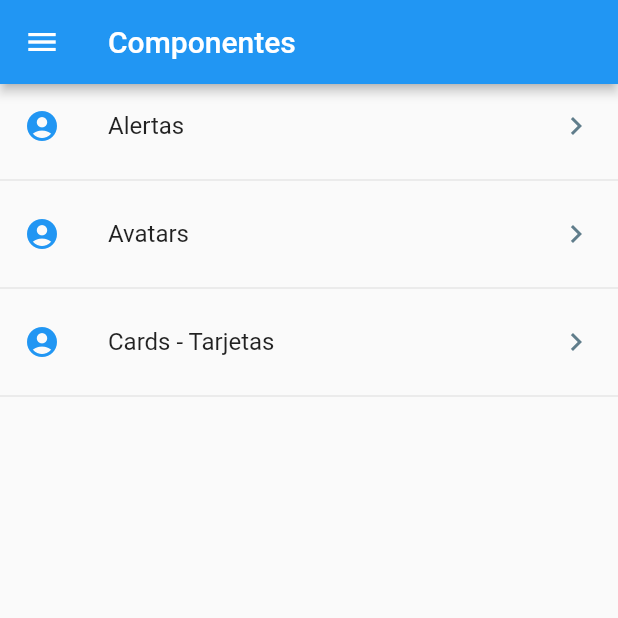
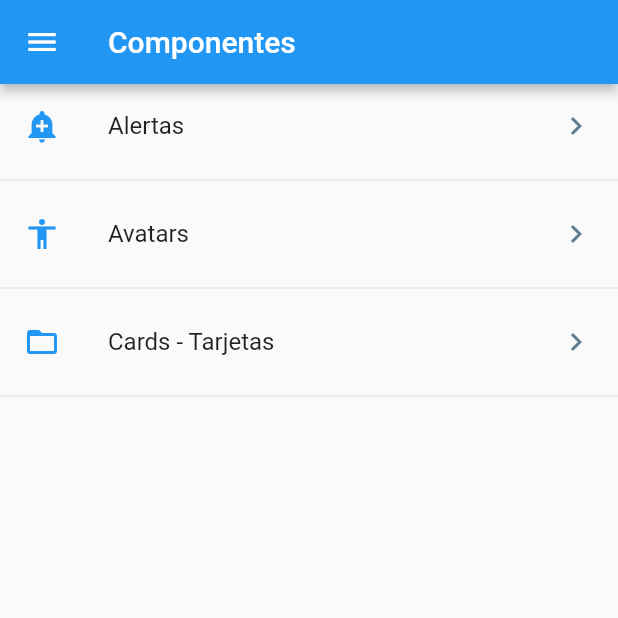
Before and after one commit to jdpadillaac/flutter-Widgets, a Flutter app: the screen it shows after launch, on a phone screen of 412 x 824 dp, the top half of it. Run offline on Flutter 3.47's test engine with Material 2 defaults, Android fonts, the phone set to English and light mode, and no system bars.

Commit message:
Metodo para obtener un icono por su nombre en string

```diff
--- a/lib/src/pages/home_page.dart
+++ b/lib/src/pages/home_page.dart
@@ -1,4 +1,5 @@
 import 'package:components/src/providers/menu_provider.dart';
+import 'package:components/src/utils/icons_string.dart';
 import 'package:flutter/material.dart';
 
 class HomePage extends StatelessWidget {
@@ -42,10 +43,7 @@ class HomePage extends StatelessWidget {
     data.forEach((element) {
       final widgetsTemp = ListTile(
         title: Text(element['texto']),
-        leading: Icon(
-          Icons.account_circle,
-          color: Colors.blue,
-        ),
+        leading: getIcon(element['icon']),
         trailing: Icon(Icons.keyboard_arrow_right, color: Colors.blueGrey),
         onTap: () {},
       );
--- /dev/null
+++ b/lib/src/utils/icons_string.dart
@@ -0,0 +1,11 @@
+import 'package:flutter/material.dart';
+
+final _icons = <String, IconData>{
+  'add_alert': Icons.add_alert,
+  'accessibility': Icons.accessibility,
+  'folder_open': Icons.folder_open,
+};
+
+Icon getIcon(String iconName) {
+  return Icon(_icons[iconName], color: Colors.blue);
+}
```
